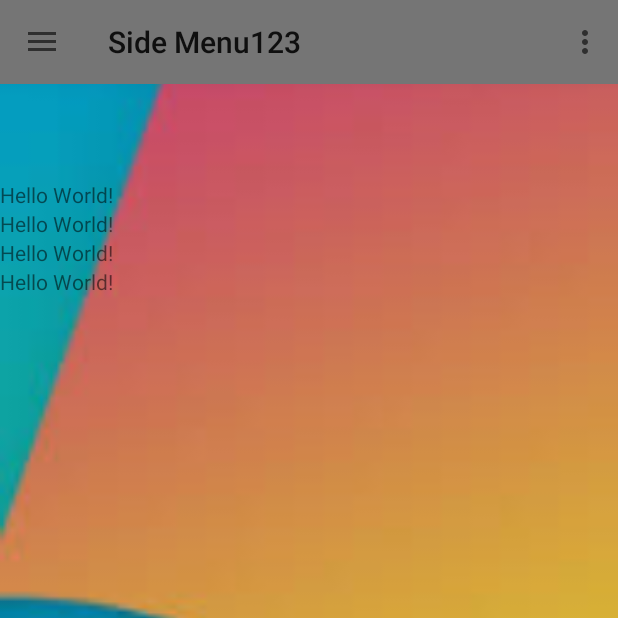
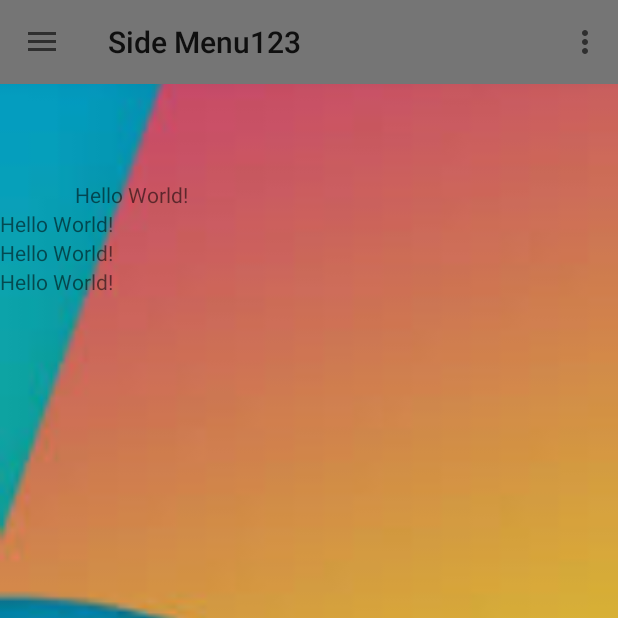
Before and after one commit to andries39/MyFypProject, an Android app: the screen it shows after launch (MainActivity), on a phone screen of 412 x 824 dp, the top half of it. Run offline under Robolectric (Android 15) with nearby library versions, the phone set to English and light mode, and no system bars; our stand-ins replace Firebase (no records; nobody signed in at launch, a user with empty details on screens opened directly); libraries missing offline, so code that uses them is left out: io.codetail.animation, org.altbeacon.beacon; plain views replace RevealFrameLayout; 3 statements that could not run were skipped.

Commit message:
28/2/2019

```diff
--- a/Side-Menu.Android-master/app/src/main/java/yalantis/com/sidemenu/sample/MainActivity.java
+++ b/Side-Menu.Android-master/app/src/main/java/yalantis/com/sidemenu/sample/MainActivity.java
@@ -247,12 +247,15 @@ public class MainActivity extends AppCompatActivity implements BeaconConsumer,Vi
                 //return replaceFragment(screenShotable, position)
                 Log.i("Screen","hello "+slideMenuItem.getName());
                 onBeaconServiceConnect();
+
                 FirebaseFirestore db = FirebaseFirestore.getInstance();
                 DocumentReference docRef = db.collection("ibeacon").document("beacon001");
                 docRef.get().addOnSuccessListener(new OnSuccessListener<DocumentSnapshot>() {
                     @Override
                     public void onSuccess(DocumentSnapshot documentSnapshot) {
                         String testA = documentSnapshot.getString("desctiption");
+                        TextView a= (TextView)findViewById(R.id.test_txt);
+                        a.setText(testA);
                         Log.i("database test","Test~~~~~---- "+testA);
                     }
                 });
@@ -261,8 +264,8 @@ public class MainActivity extends AppCompatActivity implements BeaconConsumer,Vi
 
 
 
-                TextView a= (TextView)findViewById(R.id.test_txt);
-                a.setText("My Awesome Text");
+
+
 
 
                 return screenShotable;
--- a/Side-Menu.Android-master/app/src/main/res/layout/activity_main.xml
+++ b/Side-Menu.Android-master/app/src/main/res/layout/activity_main.xml
@@ -1,5 +1,7 @@
 <android.support.v4.widget.DrawerLayout
     xmlns:android="http://schemas.android.com/apk/res/android"
+    xmlns:app="http://schemas.android.com/apk/res-auto"
+    xmlns:tools="http://schemas.android.com/tools"
     android:id="@+id/drawer_layout"
     android:layout_width="match_parent"
     android:layout_height="match_parent"
@@ -7,7 +9,6 @@
 
     <io.codetail.widget.RevealFrameLayout
         android:id="@+id/container_frame"
-        xmlns:android="http://schemas.android.com/apk/res/android"
         android:layout_width="match_parent"
         android:layout_height="match_parent">
 
@@ -23,25 +24,32 @@
             android:layout_height="match_parent"
             android:orientation="vertical"
             >
-        <TextView
-            android:layout_width="wrap_content"
-            android:layout_height="wrap_content"
-            android:text="Hello World!"
-            android:layout_marginTop="120dp"
-             />
+
+            <ImageView
+                android:id="@+id/imageView"
+                android:layout_width="match_parent"
+                android:layout_height="wrap_content"
+                tools:srcCompat="@tools:sample/avatars" />
+
             <TextView
                 android:layout_width="wrap_content"
                 android:layout_height="wrap_content"
-                android:text="Hello World!"
-                />
+                android:layout_marginLeft="50dp"
+                android:layout_marginTop="120dp"
+                android:text="Hello World!" />
+
+            <TextView
+                android:id="@+id/test_txt"
+                android:layout_width="wrap_content"
+                android:layout_height="wrap_content"
+                android:text="Hello World!" />
+
             <TextView
                 android:layout_width="wrap_content"
                 android:layout_height="wrap_content"
-                android:text="Hello World!"
-                />
+                android:text="Hello World!" />
 
             <TextView
-                android:id="@+id/test_txt"
                 android:layout_width="wrap_content"
                 android:layout_height="wrap_content"
                 android:text="Hello World!" />
--- a/Side-Menu.Android-master/library/build.gradle
+++ b/Side-Menu.Android-master/library/build.gradle
@@ -10,6 +10,7 @@ android {
         targetSdkVersion 28
         versionCode 1
         versionName "1.0"
+        multiDexEnabled true
     }
     buildTypes {
         release {
```
